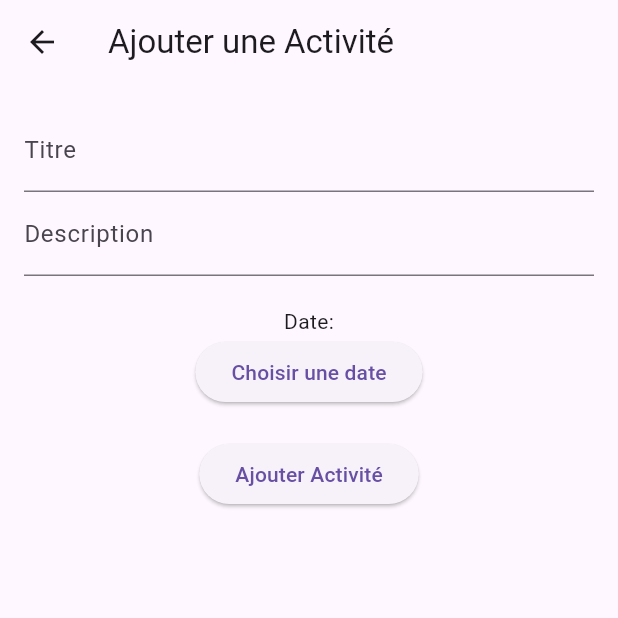
After one commit to paisible7/routespoir, a Flutter app: the AddActivityScreen screen opened directly, on a phone screen of 412 x 824 dp, the top half of it. The commit adds this screen. Run offline on Flutter 3.47's test engine with Material 3 defaults, Android fonts, the phone set to English and light mode, and no system bars; our stand-ins replace flutter_local_notifications, table_calendar.

Commit message:
COMMIT_10_NOVEMBRE_2024 ==> Ajout de la fonctionnalité d'ajout d'activités

```diff
--- /dev/null
+++ b/lib/models/activite.dart
@@ -0,0 +1,8 @@
+class Activity {
+  final String id;
+  final String title;
+  final String description;
+  final DateTime date;
+
+  Activity({required this.id, required this.title, required this.description, required this.date});
+}
--- /dev/null
+++ b/lib/screens/add_activite_screen.dart
@@ -0,0 +1,64 @@
+import 'package:flutter/material.dart';
+import '../services/activite_service.dart';
+import '../models/activite.dart';
+
+class AddActivityScreen extends StatelessWidget {
+  final ActivityService activityService = ActivityService();
+  final TextEditingController titleController = TextEditingController();
+  final TextEditingController descriptionController = TextEditingController();
+  DateTime selectedDate = DateTime.now();
+
+  @override
+  Widget build(BuildContext context) {
+    return Scaffold(
+      appBar: AppBar(
+        title: Text('Ajouter une Activité'),
+      ),
+      body: Padding(
+        padding: const EdgeInsets.all(16.0),
+        child: Column(
+          children: [
+            TextField(
+              controller: titleController,
+              decoration: InputDecoration(labelText: 'Titre'),
+            ),
+            TextField(
+              controller: descriptionController,
+              decoration: InputDecoration(labelText: 'Description'),
+            ),
+            SizedBox(height: 20),
+            Text("Date: ${selectedDate.toLocal()}".split(' ')[0]),
+            ElevatedButton(
+              onPressed: () async {
+                DateTime? pickedDate = await showDatePicker(
+                  context: context,
+                  initialDate: selectedDate,
+                  firstDate: DateTime(2000),
+                  lastDate: DateTime(2101),
+                );
+                if (pickedDate != null && pickedDate != selectedDate) {
+                  selectedDate = pickedDate;
+                }
+              },
+              child: Text('Choisir une date'),
+            ),
+            SizedBox(height: 20),
+            ElevatedButton(
+              onPressed: () {
+                final activity = Activity(
+                  id: DateTime.now().toString(),
+                  title: titleController.text,
+                  description: descriptionController.text,
+                  date: selectedDate,
+                );
+                activityService.addActivity(activity);
+                Navigator.pop(context);
+              },
+              child: Text('Ajouter Activité'),
+            ),
+          ],
+        ),
+      ),
+    );
+  }
+}
--- /dev/null
+++ b/lib/services/activite_service.dart
@@ -0,0 +1,15 @@
+import '../models/activite.dart';
+
+class ActivityService {
+  List<Activity> _activities = [];
+
+  List<Activity> get activities => _activities;
+
+  void addActivity(Activity activity) {
+    _activities.add(activity);
+  }
+
+  void removeActivity(String id) {
+    _activities.removeWhere((activity) => activity.id == id);
+  }
+}
```
Also changed, not shown: lib/screens/home_screen.dart (+9 -0 lines).
